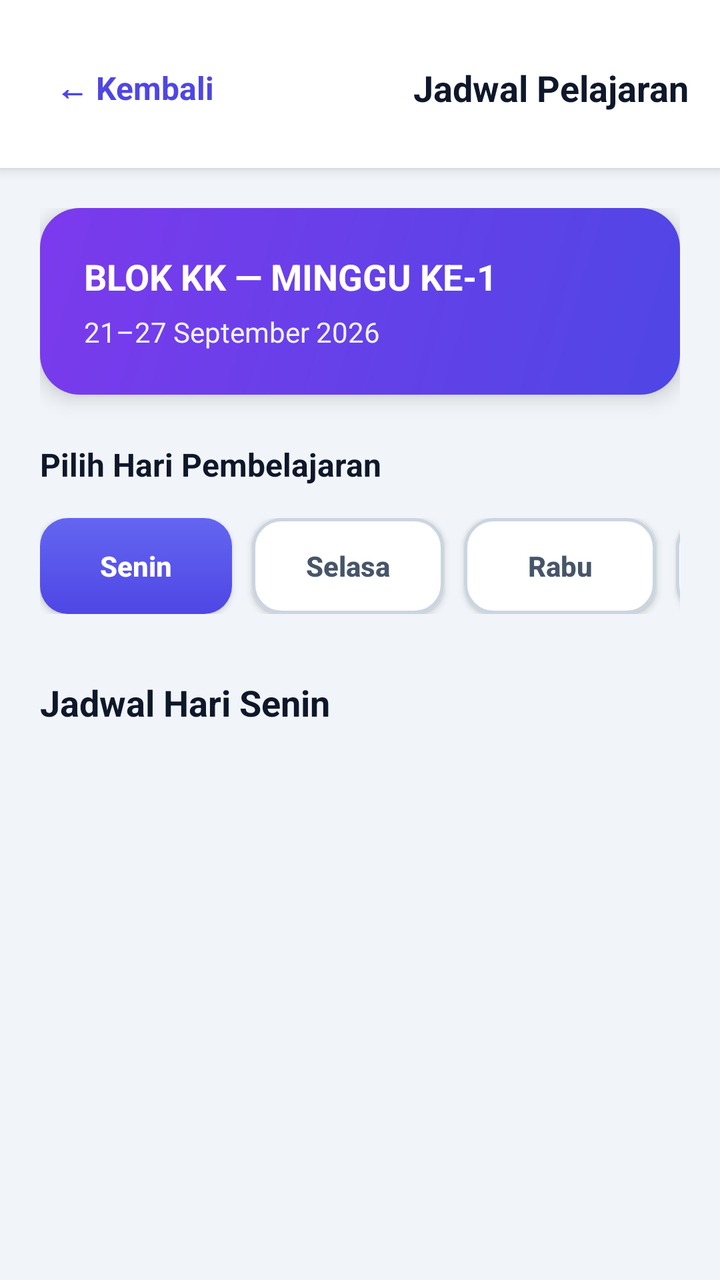
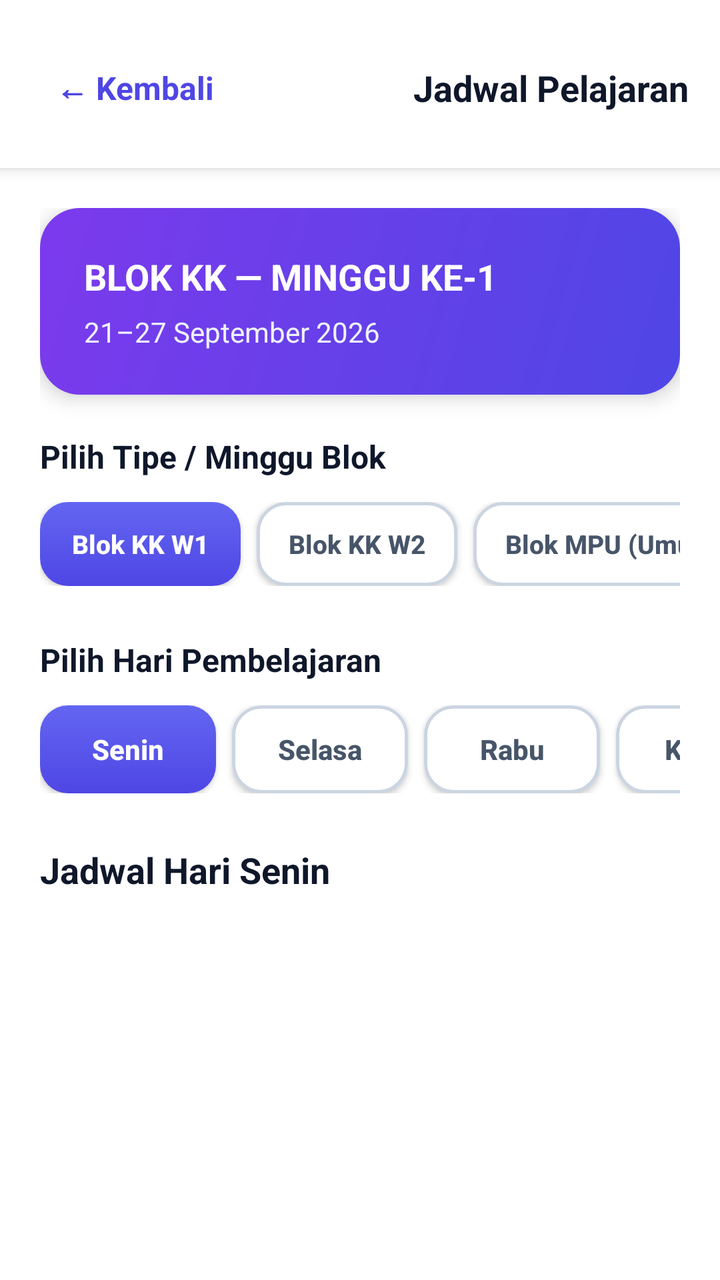

Compare the two renders of this Android layout. The source of the first and the diff that turns it into the second are given below.
<!-- AndroidManifest.xml: application theme Theme.XIPPLGBInfoSpace -->
<!-- res/layout/activity_schedule.xml -->
<?xml version="1.0" encoding="utf-8"?>
<LinearLayout xmlns:android="http://schemas.android.com/apk/res/android"
    android:layout_width="match_parent"
    android:layout_height="match_parent"
    android:background="@color/bg_main"
    android:fitsSystemWindows="true"
    android:orientation="vertical">

    
    <LinearLayout
        android:layout_width="match_parent"
        android:layout_height="wrap_content"
        android:background="@color/white"
        android:elevation="4dp"
        android:gravity="center_vertical"
        android:orientation="horizontal"
        android:paddingStart="16dp"
        android:paddingTop="20dp"
        android:paddingEnd="16dp"
        android:paddingBottom="16dp">

        <TextView
            android:id="@+id/btnBackSchedule"
            android:layout_width="wrap_content"
            android:layout_height="wrap_content"
            android:background="?attr/selectableItemBackground"
            android:clickable="true"
            android:focusable="true"
            android:gravity="center_vertical"
            android:minHeight="48dp"
            android:paddingStart="12dp"
            android:paddingTop="8dp"
            android:paddingEnd="16dp"
            android:paddingBottom="8dp"
            android:text="← Kembali"
            android:textColor="@color/primary_indigo"
            android:textSize="16sp"
            android:textStyle="bold" />

        <TextView
            android:layout_width="0dp"
            android:layout_height="wrap_content"
            android:layout_weight="1"
            android:gravity="end|center_vertical"
            android:text="Jadwal Pelajaran"
            android:textColor="@color/text_primary"
            android:textSize="18sp"
            android:textStyle="bold" />
    </LinearLayout>

    <ScrollView
        android:layout_width="match_parent"
        android:layout_height="match_parent"
        android:fillViewport="true">

        <LinearLayout
            android:layout_width="match_parent"
            android:layout_height="wrap_content"
            android:orientation="vertical"
            android:padding="20dp">

            
            <LinearLayout
                android:layout_width="match_parent"
                android:layout_height="wrap_content"
                android:background="@drawable/bg_banner_gradient"
                android:elevation="6dp"
                android:orientation="vertical"
                android:padding="22dp">

                <TextView
                    android:id="@+id/tvScheduleBlockTitle"
                    android:layout_width="wrap_content"
                    android:layout_height="wrap_content"
                    android:text="BLOK KK — MINGGU KE-1"
                    android:textColor="@color/white"
                    android:textSize="18sp"
                    android:textStyle="bold" />

                <TextView
                    android:id="@+id/tvScheduleDateRange"
                    android:layout_width="wrap_content"
                    android:layout_height="wrap_content"
                    android:layout_marginTop="6dp"
                    android:text="21–27 September 2026"
                    android:textColor="#EEF2FF"
                    android:textSize="14sp" />
            </LinearLayout>

            
            <TextView
                android:layout_width="wrap_content"
                android:layout_height="wrap_content"
                android:layout_marginTop="24dp"
                android:text="Pilih Hari Pembelajaran"
                android:textColor="@color/text_primary"
                android:textSize="16sp"
                android:textStyle="bold" />

            
            <HorizontalScrollView
                android:layout_width="match_parent"
                android:layout_height="wrap_content"
                android:layout_marginTop="12dp"
                android:scrollbars="none">

                <LinearLayout
                    android:layout_width="wrap_content"
                    android:layout_height="wrap_content"
                    android:orientation="horizontal"
                    android:paddingTop="4dp"
                    android:paddingBottom="8dp">

                    <androidx.appcompat.widget.AppCompatButton
                        android:id="@+id/btnDaySenin"
                        android:layout_width="wrap_content"
                        android:layout_height="48dp"
                        android:layout_marginEnd="10dp"
                        android:background="@drawable/bg_button_active"
                        android:minWidth="96dp"
                        android:paddingStart="20dp"
                        android:paddingEnd="20dp"
                        android:text="Senin"
                        android:textAllCaps="false"
                        android:textColor="@color/white"
                        android:textSize="14sp"
                        android:textStyle="bold" />

                    <androidx.appcompat.widget.AppCompatButton
                        android:id="@+id/btnDaySelasa"
                        android:layout_width="wrap_content"
                        android:layout_height="48dp"
                        android:layout_marginEnd="10dp"
                        android:background="@drawable/bg_button_inactive"
                        android:minWidth="96dp"
                        android:paddingStart="20dp"
                        android:paddingEnd="20dp"
                        android:text="Selasa"
                        android:textAllCaps="false"
                        android:textColor="@color/text_secondary"
                        android:textSize="14sp"
                        android:textStyle="bold" />

                    <androidx.appcompat.widget.AppCompatButton
                        android:id="@+id/btnDayRabu"
                        android:layout_width="wrap_content"
                        android:layout_height="48dp"
                        android:layout_marginEnd="10dp"
                        android:background="@drawable/bg_button_inactive"
                        android:minWidth="96dp"
                        android:paddingStart="20dp"
                        android:paddingEnd="20dp"
                        android:text="Rabu"
                        android:textAllCaps="false"
                        android:textColor="@color/text_secondary"
                        android:textSize="14sp"
                        android:textStyle="bold" />

                    <androidx.appcompat.widget.AppCompatButton
                        android:id="@+id/btnDayKamis"
                        android:layout_width="wrap_content"
                        android:layout_height="48dp"
                        android:layout_marginEnd="10dp"
                        android:background="@drawable/bg_button_inactive"
                        android:minWidth="96dp"
                        android:paddingStart="20dp"
                        android:paddingEnd="20dp"
                        android:text="Kamis"
                        android:textAllCaps="false"
                        android:textColor="@color/text_secondary"
                        android:textSize="14sp"
                        android:textStyle="bold" />

                    <androidx.appcompat.widget.AppCompatButton
                        android:id="@+id/btnDayJumat"
                        android:layout_width="wrap_content"
                        android:layout_height="48dp"
                        android:background="@drawable/bg_button_inactive"
                        android:minWidth="96dp"
                        android:paddingStart="20dp"
                        android:paddingEnd="20dp"
                        android:text="Jumat"
                        android:textAllCaps="false"
                        android:textColor="@color/text_secondary"
                        android:textSize="14sp"
                        android:textStyle="bold" />
                </LinearLayout>
            </HorizontalScrollView>

            
            <TextView
                android:id="@+id/tvActiveDayTitle"
                android:layout_width="wrap_content"
                android:layout_height="wrap_content"
                android:layout_marginTop="24dp"
                android:text="Jadwal Hari Senin"
                android:textColor="@color/text_primary"
                android:textSize="18sp"
                android:textStyle="bold" />

            
            <LinearLayout
                android:id="@+id/containerScheduleList"
                android:layout_width="match_parent"
                android:layout_height="wrap_content"
                android:layout_marginTop="14dp"
                android:orientation="vertical" />

        </LinearLayout>
    </ScrollView>
</LinearLayout>
<!-- resources referenced by this layout -->
<resources>
  <color name="bg_main">#F1F5F9</color>
  <color name="primary_indigo">#4F46E5</color>
  <color name="text_primary">#0F172A</color>
  <color name="text_secondary">#475569</color>
  <color name="white">#FFFFFF</color>
  <!-- drawable bg_banner_gradient (drawable) -->
  <?xml version="1.0" encoding="utf-8"?>
  <shape xmlns:android="http://schemas.android.com/apk/res/android"
      android:shape="rectangle">
      <gradient
          android:angle="135"
          android:endColor="#7C3AED"
          android:startColor="#4F46E5"
          android:type="linear" />
      <corners android:radius="20dp" />
  </shape>
  <!-- drawable bg_button_active (drawable) -->
  <?xml version="1.0" encoding="utf-8"?>
  <shape xmlns:android="http://schemas.android.com/apk/res/android"
      android:shape="rectangle">
      <gradient
          android:angle="90"
          android:endColor="#6366F1"
          android:startColor="#4F46E5"
          android:type="linear" />
      <corners android:radius="14dp" />
  </shape>
  <!-- drawable bg_button_inactive (drawable) -->
  <?xml version="1.0" encoding="utf-8"?>
  <shape xmlns:android="http://schemas.android.com/apk/res/android"
      android:shape="rectangle">
      <solid android:color="@color/white" />
      <corners android:radius="14dp" />
      <stroke
          android:width="1.5dp"
          android:color="@color/border_light" />
  </shape>
  <style name="Theme.XIPPLGBInfoSpace" parent="Base.Theme.XIPPLGBInfoSpace" />
  <color name="border_light">#CBD5E1</color>
  <style name="Base.Theme.XIPPLGBInfoSpace" parent="Theme.Material3.DayNight.NoActionBar">
          
          
      </style>
</resources>

<!-- the commit's change to res/layout/activity_schedule.xml (unified diff, before → after) -->
@@ -91,7 +91,73 @@
             <TextView
                 android:layout_width="wrap_content"
                 android:layout_height="wrap_content"
-                android:layout_marginTop="24dp"
+                android:layout_marginTop="20dp"
+                android:text="Pilih Tipe / Minggu Blok"
+                android:textColor="@color/text_primary"
+                android:textSize="16sp"
+                android:textStyle="bold" />
+
+            <HorizontalScrollView
+                android:layout_width="match_parent"
+                android:layout_height="wrap_content"
+                android:layout_marginTop="10dp"
+                android:scrollbars="none">
+
+                <LinearLayout
+                    android:layout_width="wrap_content"
+                    android:layout_height="wrap_content"
+                    android:orientation="horizontal"
+                    android:paddingTop="2dp"
+                    android:paddingBottom="6dp">
+
+                    <androidx.appcompat.widget.AppCompatButton
+                        android:id="@+id/btnModeKKW1"
+                        android:layout_width="wrap_content"
+                        android:layout_height="42dp"
+                        android:layout_marginEnd="8dp"
+                        android:background="@drawable/bg_button_active"
+                        android:paddingStart="16dp"
+                        android:paddingEnd="16dp"
+                        android:text="Blok KK W1"
+                        android:textAllCaps="false"
+                        android:textColor="@color/white"
+                        android:textSize="13sp"
+                        android:textStyle="bold" />
+
+                    <androidx.appcompat.widget.AppCompatButton
+                        android:id="@+id/btnModeKKW2"
+                        android:layout_width="wrap_content"
+                        android:layout_height="42dp"
+                        android:layout_marginEnd="8dp"
+                        android:background="@drawable/bg_button_inactive"
+                        android:paddingStart="16dp"
+                        android:paddingEnd="16dp"
+                        android:text="Blok KK W2"
+                        android:textAllCaps="false"
+                        android:textColor="@color/text_secondary"
+                        android:textSize="13sp"
+                        android:textStyle="bold" />
+
+                    <androidx.appcompat.widget.AppCompatButton
+                        android:id="@+id/btnModeMPU"
+                        android:layout_width="wrap_content"
+                        android:layout_height="42dp"
+                        android:background="@drawable/bg_button_inactive"
+                        android:paddingStart="16dp"
+                        android:paddingEnd="16dp"
+                        android:text="Blok MPU (Umum)"
+                        android:textAllCaps="false"
+                        android:textColor="@color/text_secondary"
+                        android:textSize="13sp"
+                        android:textStyle="bold" />
+                </LinearLayout>
+            </HorizontalScrollView>
+
+            
+            <TextView
+                android:layout_width="wrap_content"
+                android:layout_height="wrap_content"
+                android:layout_marginTop="20dp"
                 android:text="Pilih Hari Pembelajaran"
                 android:textColor="@color/text_primary"
                 android:textSize="16sp"
@@ -101,25 +167,25 @@
             <HorizontalScrollView
                 android:layout_width="match_parent"
                 android:layout_height="wrap_content"
-                android:layout_marginTop="12dp"
+                android:layout_marginTop="10dp"
                 android:scrollbars="none">
 
                 <LinearLayout
                     android:layout_width="wrap_content"
                     android:layout_height="wrap_content"
                     android:orientation="horizontal"
-                    android:paddingTop="4dp"
-                    android:paddingBottom="8dp">
+                    android:paddingTop="2dp"
+                    android:paddingBottom="6dp">
 
                     <androidx.appcompat.widget.AppCompatButton
                         android:id="@+id/btnDaySenin"
                         android:layout_width="wrap_content"
-                        android:layout_height="48dp"
-                        android:layout_marginEnd="10dp"
+                        android:layout_height="44dp"
+                        android:layout_marginEnd="8dp"
                         android:background="@drawable/bg_button_active"
-                        android:minWidth="96dp"
-                        android:paddingStart="20dp"
-                        android:paddingEnd="20dp"
+                        android:minWidth="88dp"
+                        android:paddingStart="16dp"
+                        android:paddingEnd="16dp"
                         android:text="Senin"
                         android:textAllCaps="false"
                         android:textColor="@color/white"
@@ -129,12 +195,12 @@
                     <androidx.appcompat.widget.AppCompatButton
                         android:id="@+id/btnDaySelasa"
                         android:layout_width="wrap_content"
-                        android:layout_height="48dp"
-                        android:layout_marginEnd="10dp"
-                        android:background="@drawable/bg_button_inactive"
-                        android:minWidth="96dp"
-                        android:paddingStart="20dp"
-                        android:paddingEnd="20dp"
+                        android:layout_height="44dp"
+                        android:layout_marginEnd="8dp"
+                        android:background="@drawable/bg_button_inactive"
+                        android:minWidth="88dp"
+                        android:paddingStart="16dp"
+                        android:paddingEnd="16dp"
                         android:text="Selasa"
                         android:textAllCaps="false"
                         android:textColor="@color/text_secondary"
@@ -144,12 +210,12 @@
                     <androidx.appcompat.widget.AppCompatButton
                         android:id="@+id/btnDayRabu"
                         android:layout_width="wrap_content"
-                        android:layout_height="48dp"
-                        android:layout_marginEnd="10dp"
-                        android:background="@drawable/bg_button_inactive"
-                        android:minWidth="96dp"
-                        android:paddingStart="20dp"
-                        android:paddingEnd="20dp"
+                        android:layout_height="44dp"
+                        android:layout_marginEnd="8dp"
+                        android:background="@drawable/bg_button_inactive"
+                        android:minWidth="88dp"
+                        android:paddingStart="16dp"
+                        android:paddingEnd="16dp"
                         android:text="Rabu"
                         android:textAllCaps="false"
                         android:textColor="@color/text_secondary"
@@ -159,12 +225,12 @@
                     <androidx.appcompat.widget.AppCompatButton
                         android:id="@+id/btnDayKamis"
                         android:layout_width="wrap_content"
-                        android:layout_height="48dp"
-                        android:layout_marginEnd="10dp"
-                        android:background="@drawable/bg_button_inactive"
-                        android:minWidth="96dp"
-                        android:paddingStart="20dp"
-                        android:paddingEnd="20dp"
+                        android:layout_height="44dp"
+                        android:layout_marginEnd="8dp"
+                        android:background="@drawable/bg_button_inactive"
+                        android:minWidth="88dp"
+                        android:paddingStart="16dp"
+                        android:paddingEnd="16dp"
                         android:text="Kamis"
                         android:textAllCaps="false"
                         android:textColor="@color/text_secondary"
@@ -174,11 +240,11 @@
                     <androidx.appcompat.widget.AppCompatButton
                         android:id="@+id/btnDayJumat"
                         android:layout_width="wrap_content"
-                        android:layout_height="48dp"
-                        android:background="@drawable/bg_button_inactive"
-                        android:minWidth="96dp"
-                        android:paddingStart="20dp"
-                        android:paddingEnd="20dp"
+                        android:layout_height="44dp"
+                        android:background="@drawable/bg_button_inactive"
+                        android:minWidth="88dp"
+                        android:paddingStart="16dp"
+                        android:paddingEnd="16dp"
                         android:text="Jumat"
                         android:textAllCaps="false"
                         android:textColor="@color/text_secondary"
@@ -192,7 +258,7 @@
                 android:id="@+id/tvActiveDayTitle"
                 android:layout_width="wrap_content"
                 android:layout_height="wrap_content"
-                android:layout_marginTop="24dp"
+                android:layout_marginTop="20dp"
                 android:text="Jadwal Hari Senin"
                 android:textColor="@color/text_primary"
                 android:textSize="18sp"
@@ -203,7 +269,7 @@
                 android:id="@+id/containerScheduleList"
                 android:layout_width="match_parent"
                 android:layout_height="wrap_content"
-                android:layout_marginTop="14dp"
+                android:layout_marginTop="12dp"
                 android:orientation="vertical" />
 
         </LinearLayout>
<!-- resource entries referenced after the edit -->
@@ -1,6 +1,6 @@
 <!-- resources referenced by this layout -->
 <resources>
-  <color name="bg_main">#F1F5F9</color>
+  <color name="bg_main">#FFFFFF</color>
   <color name="primary_indigo">#4F46E5</color>
   <color name="text_primary">#0F172A</color>
   <color name="text_secondary">#475569</color>
